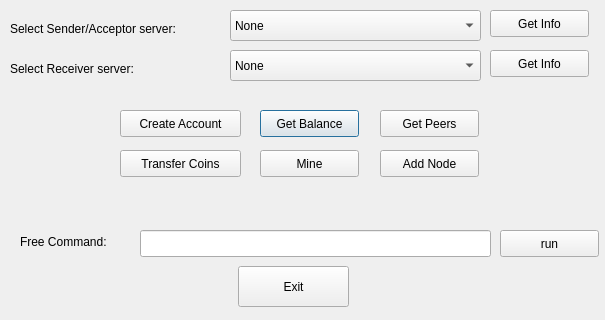
calebxyz/bitcon_server, file commands.ui: the form before one commit.
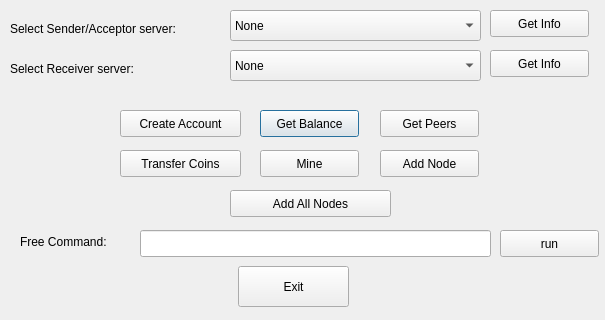
The form after the commit.

Commit message: add all nodes automaticly

Patch:
```diff
--- a/commands.ui
+++ b/commands.ui
@@ -222,6 +222,19 @@
     <string>Get Info</string>
    </property>
   </widget>
+  <widget class="QPushButton" name="pushButton_11">
+   <property name="geometry">
+    <rect>
+     <x>230</x>
+     <y>190</y>
+     <width>161</width>
+     <height>27</height>
+    </rect>
+   </property>
+   <property name="text">
+    <string>Add All Nodes</string>
+   </property>
+  </widget>
  </widget>
  <resources/>
  <connections/>
```
The commit also changes 2 other files.
